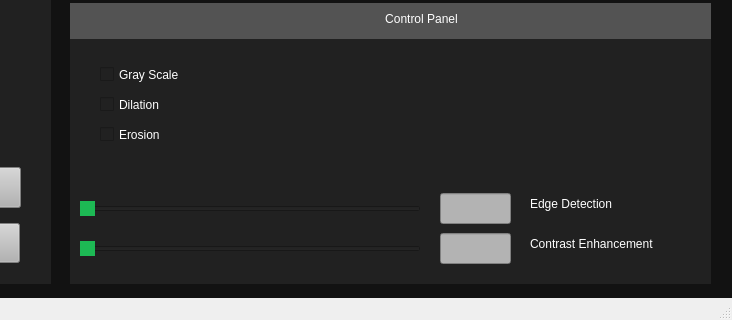
adamvallance/cellUview, file src/QT/gui.ui: the form before one commit; both pictures show x 430 to 1162 and y 616 to 936 of the 1162 by 936 pixel window.
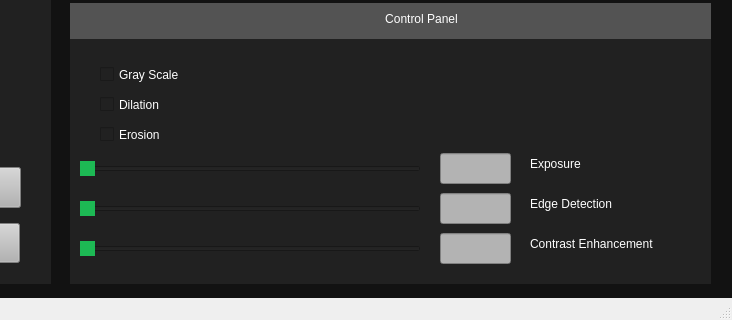
The form after the commit.

Commit message: Sketched out flow for adjusting exposure of image

The edit to the form file:
```diff
--- a/src/QT/gui.ui
+++ b/src/QT/gui.ui
@@ -360,6 +360,58 @@
        <string>Contrast Enhancement</string>
       </property>
      </widget>
+     <widget class="QLineEdit" name="exposureValueInput">
+      <property name="geometry">
+       <rect>
+        <x>370</x>
+        <y>150</y>
+        <width>71</width>
+        <height>31</height>
+       </rect>
+      </property>
+      <property name="styleSheet">
+       <string notr="true">
+background-color: rgb(179, 179, 179);</string>
+      </property>
+      <property name="text">
+       <string/>
+      </property>
+     </widget>
+     <widget class="QLabel" name="label_6">
+      <property name="geometry">
+       <rect>
+        <x>460</x>
+        <y>150</y>
+        <width>111</width>
+        <height>21</height>
+       </rect>
+      </property>
+      <property name="styleSheet">
+       <string notr="true">color: rgb(255, 255, 255);</string>
+      </property>
+      <property name="text">
+       <string>Exposure</string>
+      </property>
+     </widget>
+     <widget class="QSlider" name="exposureSlider">
+      <property name="geometry">
+       <rect>
+        <x>10</x>
+        <y>150</y>
+        <width>341</width>
+        <height>31</height>
+       </rect>
+      </property>
+      <property name="styleSheet">
+       <string notr="true">QSlider::handle:horizontal {
+    background-color: rgb(29, 185, 84);
+}
+</string>
+      </property>
+      <property name="orientation">
+       <enum>Qt::Horizontal</enum>
+      </property>
+     </widget>
     </widget>
    </widget>
   </widget>
```
Left out of the diff: 2 changed lines with no effect on the pictures. The commit also changes 4 other files.
